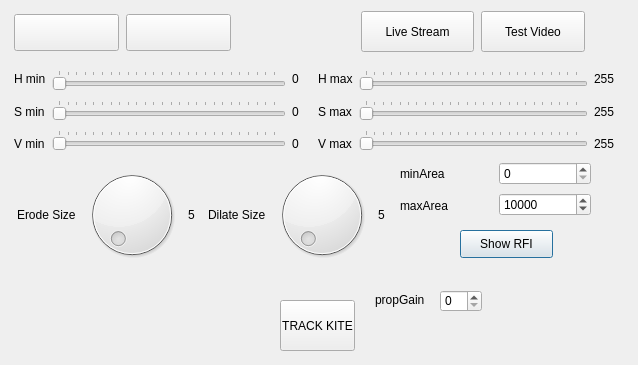
Before: the Qt Designer form KiteControl-Qt/imageprocessing.ui in adrienemery/zenith-wind-power, drawn with Qt 5.
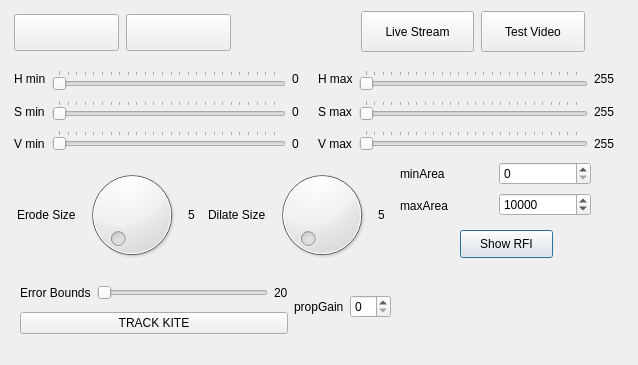
After: the same form once the commit is applied. Icons and pictures are not drawn.

What changed in the file:
```diff
--- a/KiteControl-Qt/imageprocessing.ui
+++ b/KiteControl-Qt/imageprocessing.ui
@@ -488,41 +488,69 @@
     </item>
    </layout>
   </widget>
-  <widget class="QPushButton" name="trackKite_pushButton">
+  <widget class="QWidget" name="">
    <property name="geometry">
     <rect>
-     <x>280</x>
-     <y>300</y>
-     <width>75</width>
-     <height>51</height>
+     <x>20</x>
+     <y>280</y>
+     <width>371</width>
+     <height>54</height>
     </rect>
    </property>
-   <property name="text">
-    <string>TRACK KITE</string>
-   </property>
-  </widget>
-  <widget class="QSpinBox" name="propGain_spinBox">
-   <property name="geometry">
-    <rect>
-     <x>440</x>
-     <y>290</y>
-     <width>42</width>
-     <height>22</height>
-    </rect>
-   </property>
-  </widget>
-  <widget class="QLabel" name="label_11">
-   <property name="geometry">
-    <rect>
-     <x>375</x>
-     <y>290</y>
-     <width>51</width>
-     <height>20</height>
-    </rect>
-   </property>
-   <property name="text">
-    <string>propGain</string>
-   </property>
+   <layout class="QHBoxLayout" name="horizontalLayout_9">
+    <item>
+     <layout class="QVBoxLayout" name="verticalLayout_5">
+      <item>
+       <layout class="QHBoxLayout" name="horizontalLayout_8">
+        <item>
+         <widget class="QLabel" name="label_12">
+          <property name="text">
+           <string>Error Bounds</string>
+          </property>
+         </widget>
+        </item>
+        <item>
+         <widget class="QSlider" name="errorBoundSlider">
+          <property name="maximum">
+           <number>100</number>
+          </property>
+          <property name="orientation">
+           <enum>Qt::Horizontal</enum>
+          </property>
+          <property name="tickPosition">
+           <enum>QSlider::NoTicks</enum>
+          </property>
+         </widget>
+        </item>
+        <item>
+         <widget class="QLabel" name="label_13">
+          <property name="text">
+           <string>20</string>
+          </property>
+         </widget>
+        </item>
+       </layout>
+      </item>
+      <item>
+       <widget class="QPushButton" name="trackKite_pushButton">
+        <property name="text">
+         <string>TRACK KITE</string>
+        </property>
+       </widget>
+      </item>
+     </layout>
+    </item>
+    <item>
+     <widget class="QLabel" name="label_11">
+      <property name="text">
+       <string>propGain</string>
+      </property>
+     </widget>
+    </item>
+    <item>
+     <widget class="QSpinBox" name="propGain_spinBox"/>
+    </item>
+   </layout>
   </widget>
   <zorder>layoutWidget</zorder>
   <zorder>startStream_pushButton</zorder>
```
Left out of the diff: 76 changed lines with no effect on the pictures.
